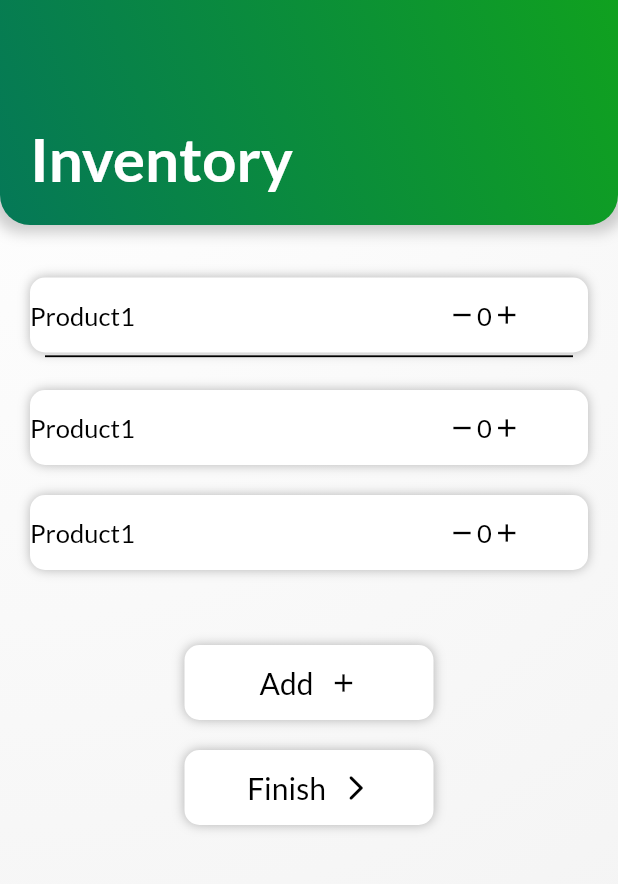
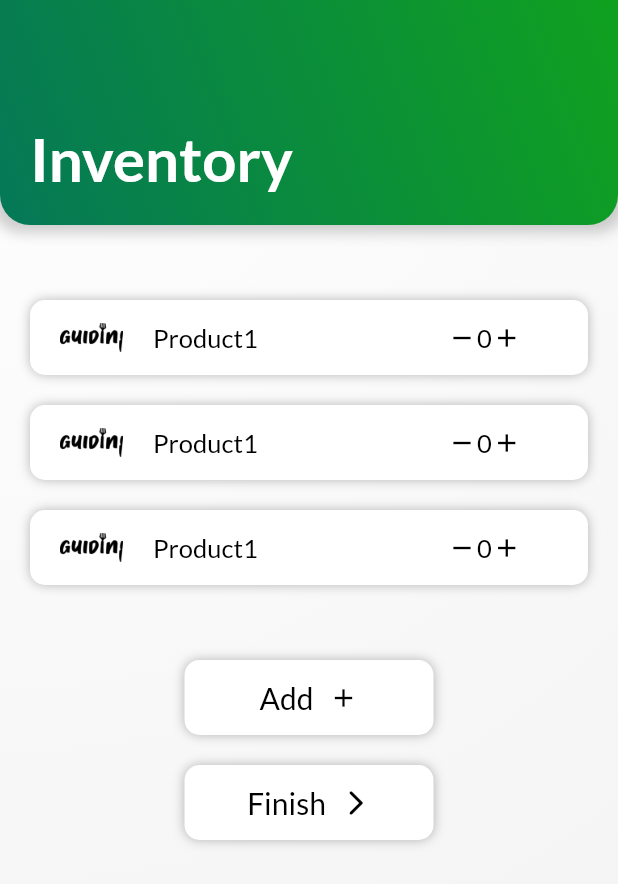
Before and after one commit to OussemaZaier/guidini, a Flutter app: the Inventory_show screen opened directly, on a phone screen of 412 x 824 dp. Shown: the top 884 px of the screen. Run offline on Flutter 3.47's test engine with Material 2 defaults, Android fonts, the phone set to English and light mode, and no system bars; our stand-ins replace dio, flutter_snake_navigationbar, get, intro_slider; generated files the repository leaves out were written again.

Commit message:
fixed inventory

```diff
--- a/lib/Screens/Inventory_show/main.dart
+++ b/lib/Screens/Inventory_show/main.dart
@@ -43,53 +43,47 @@ class Inventory_show extends StatelessWidget {
             Column(mainAxisAlignment: MainAxisAlignment.spaceAround, children: [
               Column(
                 children: [
-
                   kSizedBox1,
-
+                  kSizedBox1,
                   productCard(
                     text1: 'Product1',
                     text2: ' ',
                     quantity: 3,
                     text4: '',
+                    icon: Icons.abc,
                     fct: () {},
                     bgColor: Colors.white,
                     txtColor: Colors.black,
                     shadow: true,
-  add_remove: true, text3: '',
-
-),
-
-                  Divider(
-                    thickness: 1.2,
-                    height: 5,
-                    color: Colors.black,
-                    indent: 30,
-                    endIndent: 30,
+                    add_remove: true,
+                    text3: '',
                   ),
                   productCard(
                     text1: 'Product1',
                     text2: ' ',
                     quantity: 3,
                     text4: '',
+                    icon: Icons.abc,
                     fct: () {},
                     bgColor: Colors.white,
                     txtColor: Colors.black,
                     shadow: true,
-  add_remove: true, text3: '',
+                    add_remove: true,
+                    text3: '',
                   ),
-
                   productCard(
                     text1: 'Product1',
                     text2: ' ',
                     quantity: 3,
                     text4: '',
+                    icon: Icons.abc,
                     fct: () {},
                     bgColor: Colors.white,
                     txtColor: Colors.black,
                     shadow: true,
-  add_remove: true, text3: '',
+                    add_remove: true,
+                    text3: '',
                   ),
-
                   kSizedBox1,
                   kSizedBox1,
                   Container(
```
Lines whose indentation alone changed are shown as unchanged.
